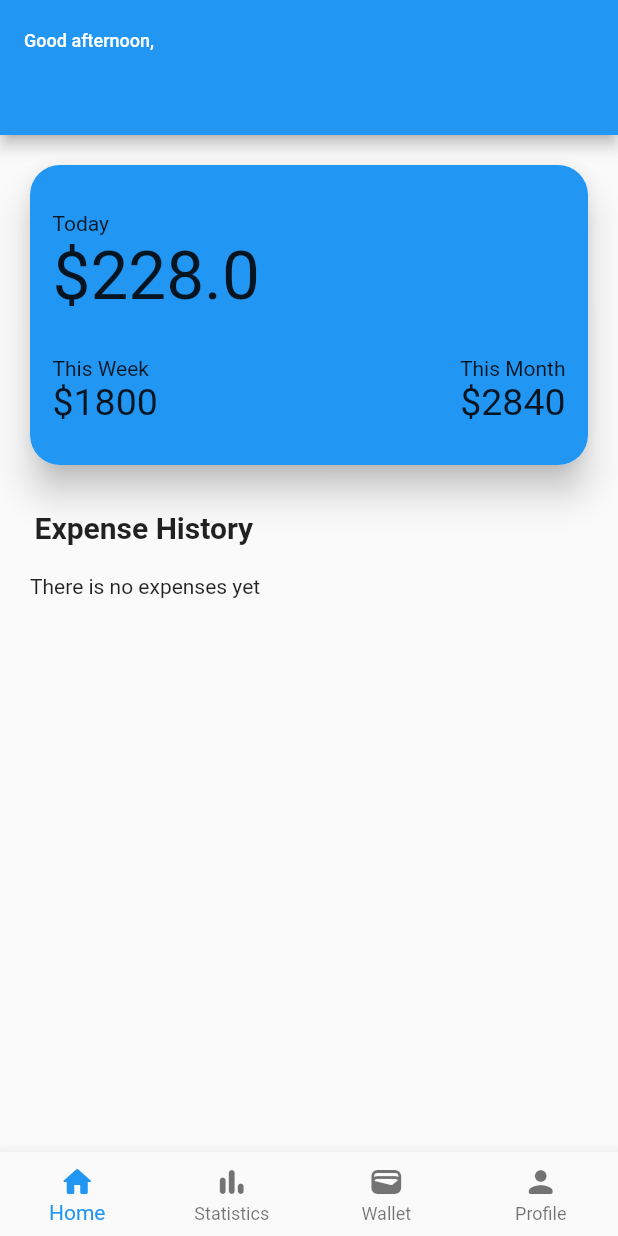
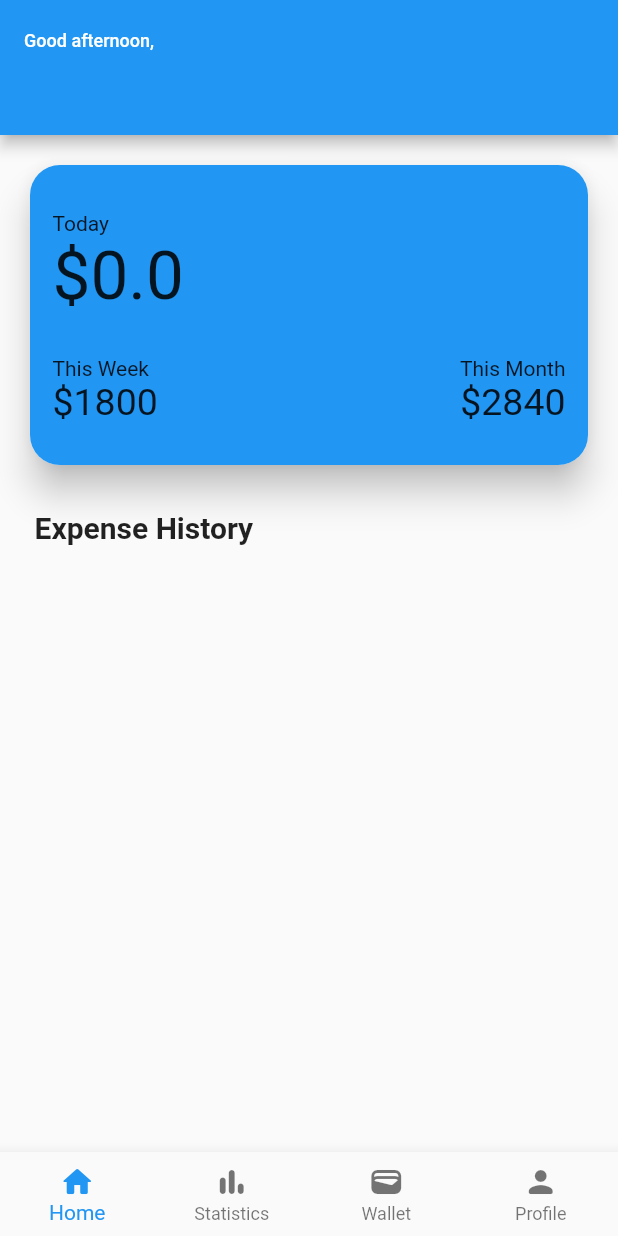
Before and after one commit to Erkebulan-Akhmediya/expense_tracker, a Flutter app: the screen it shows once a user with an empty profile is signed in, on a phone screen of 412 x 824 dp. Run offline on Flutter 3.47's test engine with Material 2 defaults, Android fonts, the phone set to English and light mode, and no system bars; our stand-ins replace cloud_firestore, firebase_auth, firebase_core, fl_chart, get, google_fonts; accounts and stored records are empty; network calls fail.

Commit message:
expense calculation for today

```diff
--- a/lib/controllers/auth.controller.dart
+++ b/lib/controllers/auth.controller.dart
@@ -1,8 +1,9 @@
 import 'package:expense_tracker/controllers/user.controller.dart';
 import 'package:expense_tracker/models/user.model.dart';
 import 'package:firebase_auth/firebase_auth.dart';
+import 'package:get/get.dart';
 
-class AuthController {
+class AuthController extends GetxController {
   final UserController _userController = UserController();
   final FirebaseAuth _auth = FirebaseAuth.instance;
 
--- a/lib/controllers/expense.controller.dart
+++ b/lib/controllers/expense.controller.dart
@@ -2,8 +2,13 @@ import 'package:cloud_firestore/cloud_firestore.dart';
 import 'package:expense_tracker/controllers/auth.controller.dart';
 import 'package:expense_tracker/controllers/user.controller.dart';
 import 'package:expense_tracker/models/expense.model.dart';
+import 'package:flutter/material.dart';
+import 'package:get/get.dart';
+import 'package:intl/intl.dart';
 
-class ExpenseController {
+import '../views/home/expense.dart';
+
+class ExpenseController extends GetxController {
   ExpenseController();
 
   final UserController _userController = UserController();
@@ -14,18 +19,16 @@ class ExpenseController {
     _userController.addExpenseToUser(AuthController().currentUser?.uid, docRef.id);
   }
 
-  getExpense(String id) {
-    DocumentReference expense = _db.collection('Expenses').doc(id);
-  }
+  Future<List> getUserExpenses(String uid) async {
+    Stream<List> stream = _db.collection('Users').doc(uid).snapshots().map(
+      (snapshot) => snapshot['expenses'],
+    );
 
-  Stream<List<dynamic>> getUserExpenses(String uid) {
-    DocumentReference user = _db.collection('Users').doc(uid);
-    Stream<List<dynamic>> expenses = user.snapshots().map((snapshot) {
-      snapshot['expenses'];
-      return snapshot['expenses'];
-    });
+    Future<List> future = _db.collection('Users').doc(uid).get().then(
+      (snapshot) => snapshot['expenses'],
+    );
 
-    return expenses;
+    return future;
   }
 
   Future<List<ExpenseModel>> getExpenses(List expenses) async {
@@ -47,4 +50,54 @@ class ExpenseController {
 
     return expenseModelList;
   }
+
+  List<Widget> last4Expenses(List<ExpenseModel> list) {
+    ExpenseModel temp;
+    bool swapped;
+    for (var i = 0; i < list.length-1; i++) {
+      swapped = false;
+      for (var j = 0; j < list.length - i - 1; j++) {
+        if (DateTime.parse(list[j+1].date).isBefore(DateTime.parse(list[j].date))) {
+          temp = list[j];
+          list[j] = list[j+1];
+          list[j+1] = temp;
+          swapped = true;
+        }
+      }
+      if (swapped == false) break;
+    }
+
+    int n = list.length-1;
+    List<Widget> widgets = [];
+    for (int i = 0; i < 4; i++) {
+      if (n - i >= 0) {
+        widgets.add(
+          Expense(
+            category: list[n-i].category,
+            name: list[n-i].name,
+            date: list[n-i].date,
+            amount: list[n-i].amount,
+          ),
+        );
+      }
+    }
+    return widgets;
+  }
+
+  Future<double> todayExpenses(Future<List> expenses) {
+    double sum = 0;
+
+    return expenses.then(
+      (list) => getExpenses(list).then(
+        (expenseModels) {
+          for (ExpenseModel expense in expenseModels) {
+            if (DateTime.parse(expense.date).compareTo(DateTime.parse(DateFormat('yyyy-MM-dd').format(DateTime.now()))) == 0) {
+              sum = sum + expense.amount;
+            }
+          }
+          return sum;
+        },
+      ),
+    );
+  }
 }
--- a/lib/controllers/user.controller.dart
+++ b/lib/controllers/user.controller.dart
@@ -1,7 +1,8 @@
 import 'package:cloud_firestore/cloud_firestore.dart';
 import 'package:expense_tracker/models/user.model.dart';
+import 'package:get/get.dart';
 
-class UserController {
+class UserController extends GetxController {
   UserController();
 
   final _db = FirebaseFirestore.instance;
--- a/lib/views/home/balance.dart
+++ b/lib/views/home/balance.dart
@@ -4,9 +4,7 @@ import 'package:flutter/material.dart';
 
 
 class Balance extends StatelessWidget {
-  const Balance({super.key, required this.today});
-
-  final double today;
+  const Balance({super.key});
 
   @override
   Widget build(BuildContext context) {
@@ -19,12 +17,10 @@ class Balance extends StatelessWidget {
           borderRadius: BorderRadius.all(Radius.circular(20)),
           color: Colors.blue,
         ),
-        child: Column(
+        child: const Column(
           children: [
-            Today(
-              amount: today,
-            ),
-            const WeekMonth(),
+            Today(),
+            WeekMonth(),
           ],
         ),
       ),
--- a/lib/views/home/home.dart
+++ b/lib/views/home/home.dart
@@ -1,60 +1,32 @@
 import 'package:expense_tracker/controllers/auth.controller.dart';
 import 'package:expense_tracker/controllers/expense.controller.dart';
 import 'package:expense_tracker/controllers/user.controller.dart';
-import 'package:expense_tracker/views/home/expense.dart';
 import 'package:expense_tracker/models/user.model.dart';
 import 'package:firebase_auth/firebase_auth.dart';
 import 'package:flutter/material.dart';
+import 'package:get/get.dart';
 
-import '../../models/expense.model.dart';
 import 'balance.dart';
 
-class Home extends StatelessWidget {
-  Home({super.key});
+class Home extends StatefulWidget {
+  const Home({super.key});
 
-  final UserController _userController = UserController();
-  final ExpenseController _expenseController = ExpenseController();
-  final User? user = AuthController().currentUser;
+  @override
+  State<Home> createState() => _HomeState();
 
-  Stream<List<dynamic>> getUserExpenses(String uid) {
-    return _expenseController.getUserExpenses(uid);
-  }
+}
 
-  Future<List<ExpenseModel>> getExpenses(List expenses) {
-    return _expenseController.getExpenses(expenses);
-  }
+class _HomeState extends State<Home> {
+  final UserController _userController = Get.put(UserController());
+  final ExpenseController _expenseController = Get.put(ExpenseController());
+  final User? user = Get.put(AuthController()).currentUser;
 
-  List<Widget> last4Expenses(List<ExpenseModel> list) {
-    ExpenseModel temp;
-    bool swapped;
-    for (var i = 0; i < list.length-1; i++) {
-      swapped = false;
-      for (var j = 0; j < list.length - i - 1; j++) {
-        if (DateTime.parse(list[j+1].date).isBefore(DateTime.parse(list[j].date))) {
-          temp = list[j];
-          list[j] = list[j+1];
-          list[j+1] = temp;
-          swapped = true;
-        }
-      }
-      if (swapped == false) break;
-    }
+  late Future<List> expenses;
 
-    int n = list.length-1;
-    List<Widget> widgets = [];
-    for (int i = 0; i < 4; i++) {
-      if (n - i >= 0) {
-        widgets.add(
-          Expense(
-            category: list[n-i].category,
-            name: list[n-i].name,
-            date: list[n-i].date,
-            amount: list[n-i].amount,
-          ),
-        );
-      }
-    }
-    return widgets;
+  @override
+  void initState() {
+    super.initState();
+    expenses = _expenseController.getUserExpenses(user!.uid);
   }
 
   @override
@@ -97,7 +69,7 @@ class Home extends StatelessWidget {
       body: ListView(
         padding: const EdgeInsets.all(20),
         children: <Widget>[
-          const Balance(today: 228,),
+          const Balance(),
           Container(
             margin: const EdgeInsets.only(
               top: 30,
@@ -112,18 +84,16 @@ class Home extends StatelessWidget {
               ),
             ),
           ),
-          StreamBuilder(
-            stream: getUserExpenses(user!.uid),
+          FutureBuilder(
+            future: expenses,
             builder: (context, snapshot) {
-              List<dynamic>? expenses = snapshot.data;
               if (snapshot.hasData) {
                 return FutureBuilder(
-                  future: getExpenses(expenses!),
+                  future: _expenseController.getExpenses(snapshot.data!),
                   builder: (context, snapshot) {
-                    if (snapshot.data!.isNotEmpty) {
-                      List<ExpenseModel>? data = snapshot.data;
+                    if (snapshot.hasData) {
                       return Column(
-                        children: last4Expenses(data!),
+                        children: _expenseController.last4Expenses(snapshot.data!),
                       );
                     } else {
                       return const Text('There is no expenses yet');
@@ -139,5 +109,4 @@ class Home extends StatelessWidget {
       ),
     );
   }
-
 }
--- a/lib/views/home/today.dart
+++ b/lib/views/home/today.dart
@@ -1,9 +1,30 @@
+import 'package:expense_tracker/controllers/expense.controller.dart';
+import 'package:firebase_auth/firebase_auth.dart';
 import 'package:flutter/material.dart';
+import 'package:get/get.dart';
 
-class Today extends StatelessWidget {
-  const Today({super.key, required this.amount});
+import '../../controllers/auth.controller.dart';
 
-  final double amount;
+class Today extends StatefulWidget {
+  const Today({super.key});
+
+  @override
+  State<Today> createState() => _TodayState();
+
+}
+
+class _TodayState extends State<Today> {
+  late Future<List> expenses;
+
+  final ExpenseController _expenseController = Get.put(ExpenseController());
+  final User? user = Get.put(AuthController()).currentUser;
+
+  @override
+  void initState() {
+    super.initState();
+    expenses = _expenseController.getUserExpenses(user!.uid);
+    _expenseController.todayExpenses(expenses);
+  }
 
   @override
   Widget build(BuildContext context) {
@@ -17,16 +38,24 @@ class Today extends StatelessWidget {
             crossAxisAlignment: CrossAxisAlignment.start,
             children: [
               const Text('Today'),
-              Text(
-                '\$$amount',
-                style: const TextStyle(
-                  fontSize: 45,
-                ),
+              FutureBuilder<double>(
+                future: _expenseController.todayExpenses(expenses),
+                builder: (context, snapshot) {
+                  if (snapshot.connectionState == ConnectionState.done) {
+                    return Text(
+                      '\$${snapshot.data}',
+                      style: const TextStyle(
+                        fontSize: 45,
+                      ),
+                    );
+                  } else {
+                    return const Text('no data');
+                  }
+                },
               ),
             ],
           ),
         )
     );
   }
-
 }
--- a/pubspec.yaml
+++ b/pubspec.yaml
@@ -42,6 +42,7 @@ dependencies:
   firebase_core: ^2.14.0
   firebase_auth: ^4.6.3
   cloud_firestore: ^4.8.1
+  get: ^4.6.5
 
 dev_dependencies:
   flutter_test:
```
Also changed, not shown: pubspec.lock.
